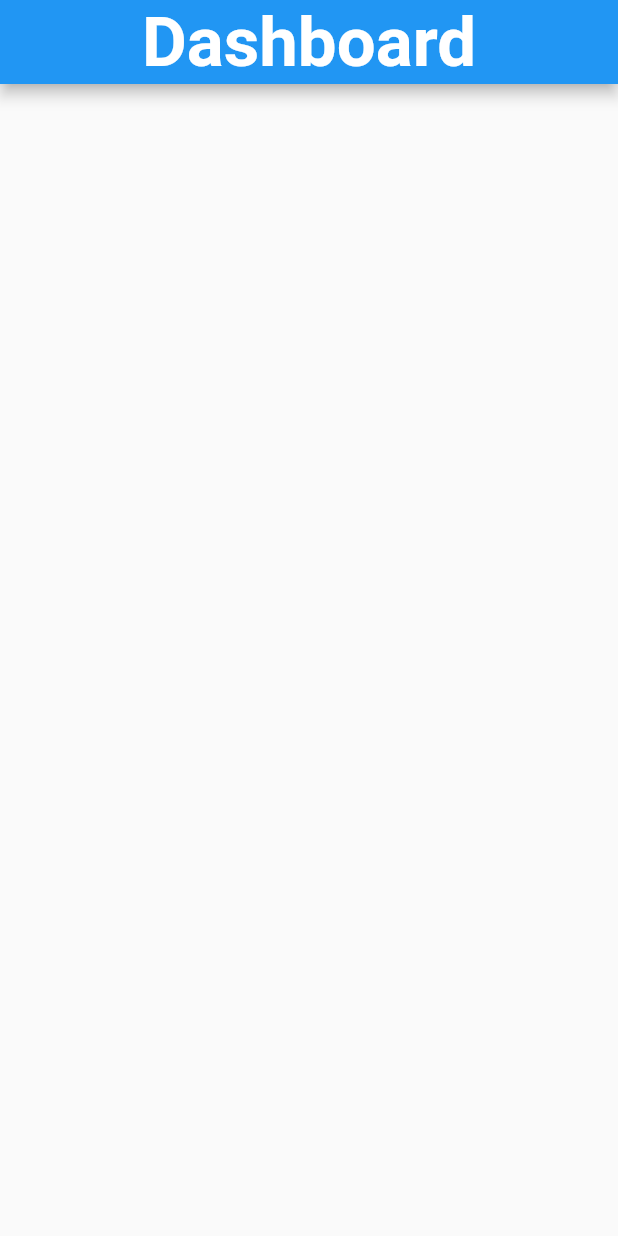
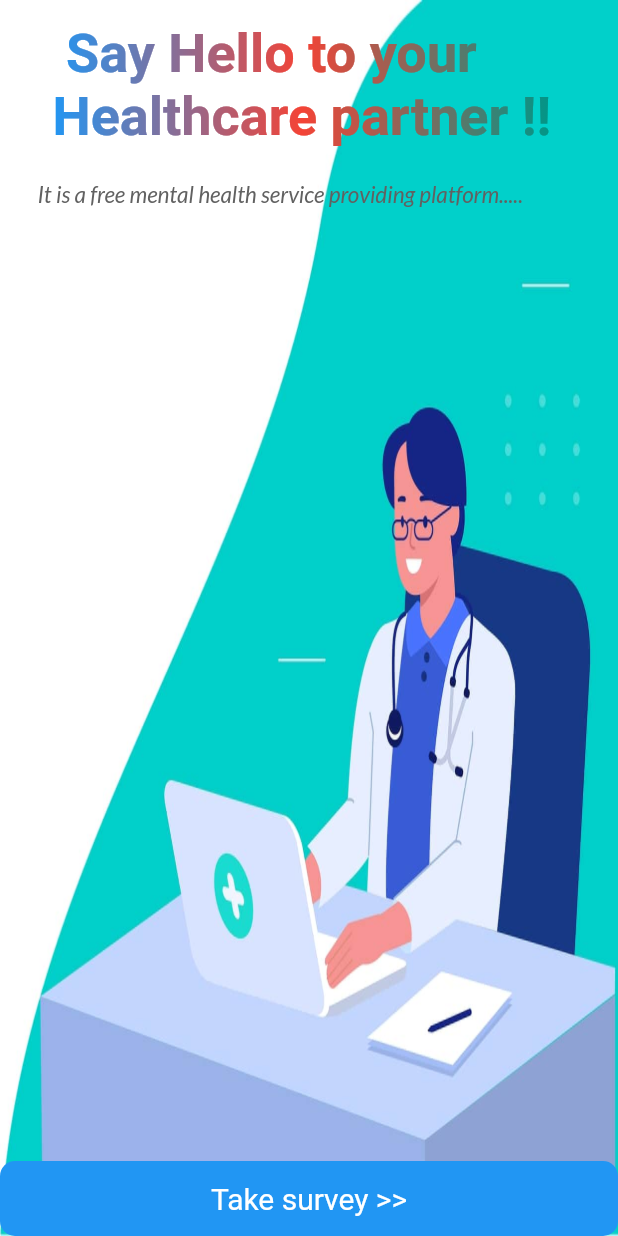
Before and after one commit to paarth-birla/Mental-Health-Chatbot, a Flutter app: the Dashboard screen opened directly, on a phone screen of 412 x 824 dp. Run offline on Flutter 3.47's test engine with Material 2 defaults, Android fonts, the phone set to English and light mode, and no system bars; drawn by our look-alikes of simple_gradient_text; our stand-ins replace google_fonts; accounts and stored records are empty; Roboto replaces fonts that are missing (Andada, Scheherazade).

Commit message:
Completed dashboard

```diff
--- a/lib/pages/dashboard.dart
+++ b/lib/pages/dashboard.dart
@@ -1,3 +1,6 @@
+import 'dart:ui';
+import 'package:flutter/widgets.dart';
+import 'package:simple_gradient_text/simple_gradient_text.dart';
 import 'package:flutter/material.dart';
 import 'package:google_fonts/google_fonts.dart';
 
@@ -12,14 +15,82 @@ class _DashboardState extends State<Dashboard> {
   @override
   Widget build(BuildContext context) {
     return Scaffold(
+      extendBody: true,
       // App bar of the page
-      appBar: AppBar(
-        centerTitle: true,
-        backgroundColor: Colors.blue,
-        title: Text(
-          'Dashboard',
-          style: GoogleFonts.scheherazade(
-              fontSize: 46.0, fontWeight: FontWeight.w600),
+
+      body: SafeArea(
+        child: Stack(
+          children: <Widget>[
+            Container(
+              width: double.infinity,
+              height: double.infinity,
+              decoration: BoxDecoration(
+                image: DecorationImage(
+                  image: AssetImage('assets/background1.jpg'),
+                  fit: BoxFit.fill,
+                ),
+              ),
+              child: Column(),
+            ),
+            Padding(
+              padding: const EdgeInsets.fromLTRB(35.0, 15.0, 0, 0),
+              child: GradientText(
+                '\tSay Hello to your \nHealthcare partner !!',
+                style: GoogleFonts.andada(
+                  fontSize: 36.0,
+                  fontWeight: FontWeight.w600,
+                ),
+                colors: [
+                  Colors.blue,
+                  Colors.red,
+                  Colors.teal,
+                ],
+              ),
+            ),
+            Padding(
+              padding: const EdgeInsets.fromLTRB(25.0, 120.0, 0, 0),
+              child: Text(
+                'It is a free mental health service providing platform.....',
+                style: TextStyle(
+                  fontStyle: FontStyle.italic,
+                  fontSize: 15.0,
+                  color: Colors.grey[700],
+                ),
+              ),
+            ),
+            Column(
+              mainAxisAlignment: MainAxisAlignment.end,
+              crossAxisAlignment: CrossAxisAlignment.stretch,
+              children: [
+                InkWell(
+                  child: Container(
+                    height: 50.0,
+                    width: 150.0,
+                    decoration: BoxDecoration(
+                      borderRadius: BorderRadius.all(Radius.circular(10.0)),
+                      color: Colors.blue,
+                    ),
+                    child: Row(
+                      mainAxisAlignment: MainAxisAlignment.center,
+                      children: <Widget>[
+                        Text(
+                          'Take survey >>',
+                          style: GoogleFonts.andada(
+                            color: Colors.white,
+                            fontWeight: FontWeight.w400,
+                            fontSize: 20.0,
+                          ),
+                        ),
+                      ],
+                    ),
+                  ),
+
+                  // Here write the function to go to the template based chat.
+                  onTap: () {},
+                ),
+              ],
+            ),
+          ],
         ),
       ),
     );
--- a/pubspec.yaml
+++ b/pubspec.yaml
@@ -34,6 +34,7 @@ dependencies:
   # Use with the CupertinoIcons class for iOS style icons.
   cupertino_icons: ^1.0.2
   google_fonts: ^2.1.0
+  simple_gradient_text: ^1.2.2
 
 dev_dependencies:
   flutter_test:
@@ -57,9 +58,8 @@ flutter:
   uses-material-design: true
 
   # To add assets to your application, add an assets section, like this:
-  # assets:
-  #   - images/a_dot_burr.jpeg
-  #   - images/a_dot_ham.jpeg
+  assets:
+     - assets/
 
   # An image asset can refer to one or more resolution-specific "variants", see
   # https://flutter.dev/assets-and-images/#resolution-aware.
```
Also changed, not shown: assets/background1.jpg (added), pubspec.lock.
